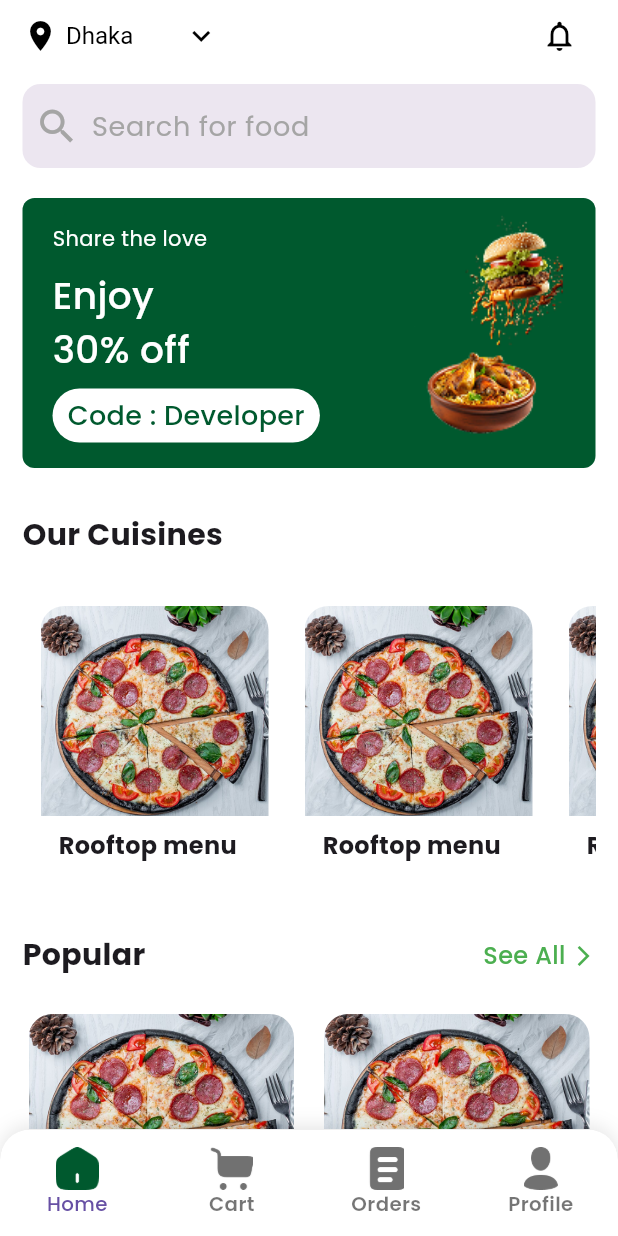
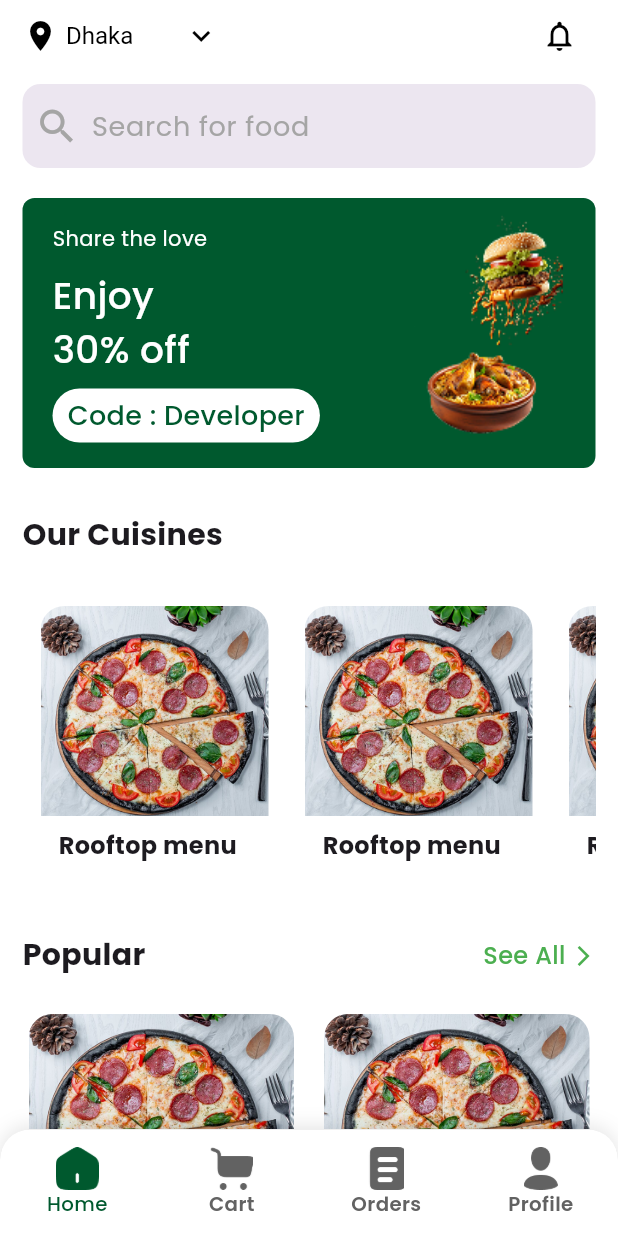
Before and after one commit to MTS-Services/Al-khalifa_food_delivery_app, a Flutter app: the CustomBottoomBarView screen opened by its route, on a phone screen of 412 x 824 dp. Run offline on Flutter 3.47's test engine with Material 3 defaults, Android fonts, the phone set to English and light mode, and no system bars; our stand-ins replace dropdown_button2, flutter_screenutil, get, pin_code_fields.

Commit message:
navigation bar fixed

```diff
--- a/lib/app/modules/custom_bottoom_bar/views/custom_bottoom_bar_view.dart
+++ b/lib/app/modules/custom_bottoom_bar/views/custom_bottoom_bar_view.dart
@@ -42,9 +42,13 @@ class CustomBottoomBarView extends GetView<CustomBottoomBarController> {
               topRight: Radius.circular(20.0.r),
             ),
             child: BottomNavigationBar(
+              currentIndex: controller.currentIndex.value, // Add this line
               type: BottomNavigationBarType.fixed,
               onTap: controller.changeTab,
               backgroundColor: Colors.white,
+              selectedItemColor: AppColors.primaryColor, // Add selected color
+              unselectedItemColor:
+                  AppColors.primaryTextColor, // Add unselected color
               selectedLabelStyle: AppTextStyles.medium13.apply(
                 color: AppColors.primaryColor,
               ),
@@ -71,7 +75,7 @@ class CustomBottoomBarView extends GetView<CustomBottoomBarController> {
         iconPath,
         height: 28.h,
         width: 28.w,
-        color: isSelected ? AppColors.primaryColor : AppColors.greyColor,
+        color: isSelected ? AppColors.primaryColor : AppColors.primaryTextColor,
       ),
       label: label,
     );
```
